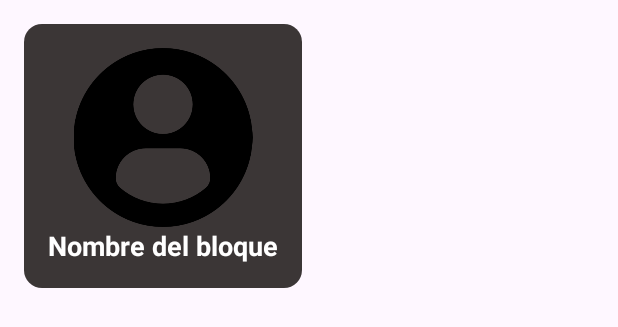
After one commit to Luisw121/TRAININGNOTES, an Android app: the layout item_ejercicios.xml on its own in the app's theme, with its tools: preview values and no code run, on a phone screen of 412 x 824 dp. The commit adds this screen. Shown: the top 327 px of the screen. Run offline under Robolectric (Android 15) with nearby library versions, the phone set to English and light mode, and no system bars.

```diff
--- /dev/null
+++ b/app/src/main/res/layout/item_ejercicios.xml
@@ -0,0 +1,41 @@
+<androidx.constraintlayout.widget.ConstraintLayout xmlns:android="http://schemas.android.com/apk/res/android"
+    xmlns:app="http://schemas.android.com/apk/res-auto"
+    xmlns:tools="http://schemas.android.com/tools"
+    android:layout_width="match_parent"
+    android:layout_height="wrap_content"
+    android:padding="16dp">
+
+    <androidx.constraintlayout.widget.ConstraintLayout
+        android:id="@+id/layoutEjercicios"
+        android:layout_width="0dp"
+        android:layout_height="wrap_content"
+        android:background="@drawable/selector_background"
+        android:padding="16dp"
+        app:layout_constraintHorizontal_chainStyle="spread_inside"
+        app:layout_constraintStart_toStartOf="parent"
+        app:layout_constraintTop_toTopOf="parent">
+
+        <ImageView
+            android:id="@+id/imageEjercicios"
+            android:layout_width="129dp"
+            android:layout_height="119dp"
+            android:src="@drawable/perfilimage"
+            app:layout_constraintEnd_toEndOf="parent"
+            app:layout_constraintStart_toStartOf="parent"
+            app:layout_constraintTop_toTopOf="parent" />
+
+        <TextView
+            android:id="@+id/textEjecicios"
+            android:layout_width="wrap_content"
+            android:layout_height="wrap_content"
+            android:text="Nombre del bloque"
+            android:textColor="@color/white"
+            android:textSize="18sp"
+            android:textStyle="bold"
+            app:layout_constraintBottom_toBottomOf="parent"
+            app:layout_constraintEnd_toEndOf="parent"
+            app:layout_constraintStart_toStartOf="parent"
+            app:layout_constraintTop_toBottomOf="@+id/imageEjercicios" />
+
+    </androidx.constraintlayout.widget.ConstraintLayout>
+</androidx.constraintlayout.widget.ConstraintLayout>
```
Also changed, not shown: app/src/main/java/com/example/trainingnotes/Ejercicio.java (added, +17 -0 lines), app/src/main/java/com/example/trainingnotes/EjerciciosAdapter.java (added, +54 -0 lines), app/src/main/java/com/example/trainingnotes/ListaEjerciciosFragment.java (+34 -2 lines), app/src/main/res/layout/fragment_lista_ejercicios.xml (+5 -6 lines).
